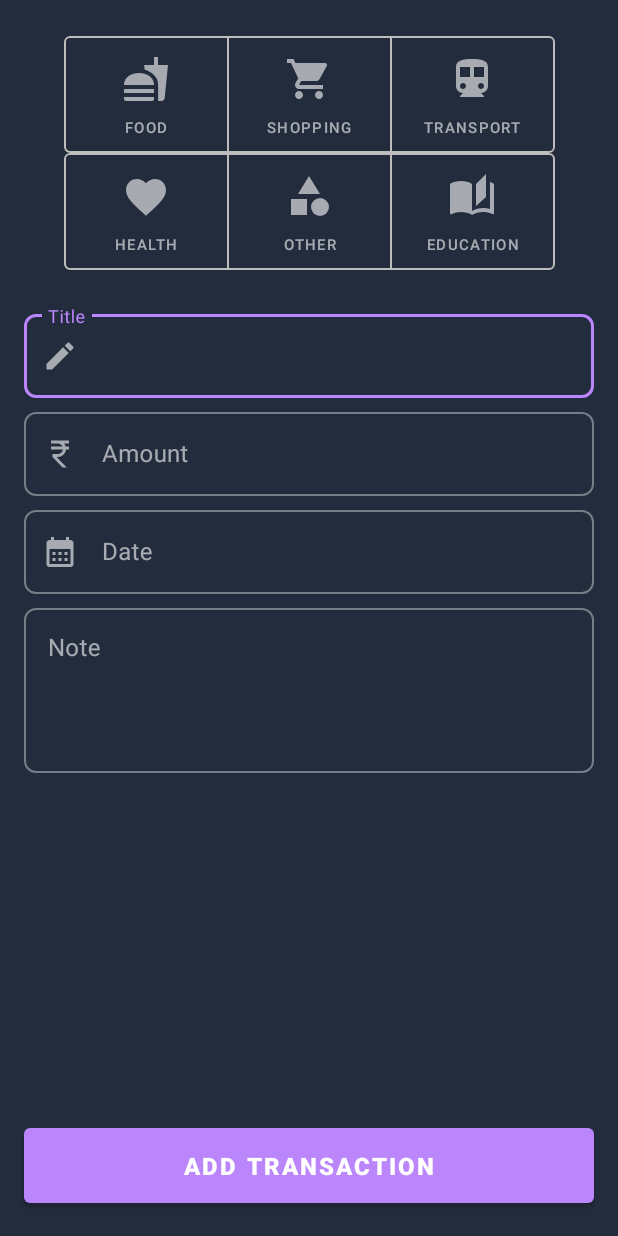
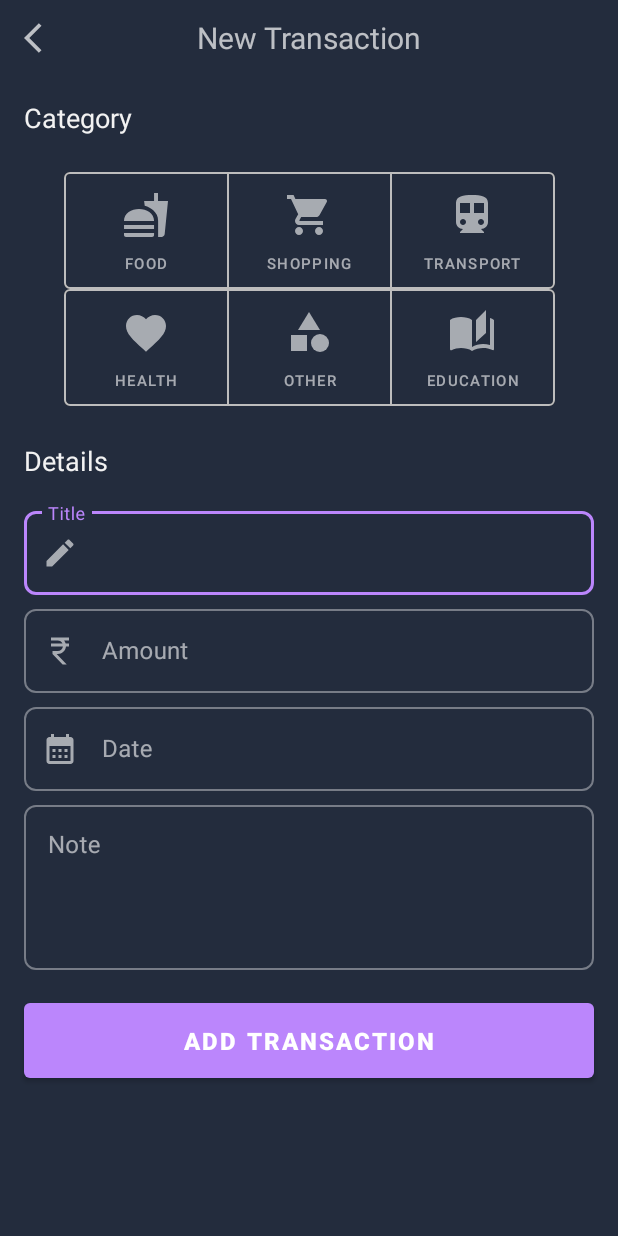
Before and after one commit to rishavchanda/Buckoid-Android-App, an Android app: the AddExpense screen opened directly, with no data from a screen before it, on a phone screen of 412 x 824 dp. Run offline under Robolectric (Android 15) with nearby library versions, the phone set to English and light mode, and no system bars.

```diff
--- a/app/src/main/java/com/example/trackback/fragments/AddExpense.kt
+++ b/app/src/main/java/com/example/trackback/fragments/AddExpense.kt
@@ -5,6 +5,7 @@ import androidx.fragment.app.Fragment
 import android.view.LayoutInflater
 import android.view.View
 import android.view.ViewGroup
+import androidx.navigation.Navigation
 import com.example.trackback.R
 import com.example.trackback.databinding.FragmentAddExpenseBinding
 
@@ -16,7 +17,7 @@ class AddExpense : Fragment() {
     ): View? {
         // Inflate the layout for this fragment
         val binding =  FragmentAddExpenseBinding.inflate(inflater, container, false)
-        //binding.selector1.
+        binding.back.setOnClickListener { Navigation.findNavController(binding.root).navigate(R.id.action_addExpense_to_mainActivity2) }
         return binding.root
     }
 
--- /dev/null
+++ b/app/src/main/res/drawable/ic_baseline_arrow_back_ios_24.xml
@@ -0,0 +1,11 @@
+<vector xmlns:android="http://schemas.android.com/apk/res/android"
+    android:width="24dp"
+    android:height="24dp"
+    android:viewportWidth="24"
+    android:viewportHeight="24"
+    android:tint="?attr/colorControlNormal"
+    android:autoMirrored="true">
+  <path
+      android:fillColor="@android:color/white"
+      android:pathData="M11.67,3.87L9.9,2.1 0,12l9.9,9.9 1.77,-1.77L3.54,12z"/>
+</vector>
--- /dev/null
+++ b/app/src/main/res/drawable/ic_baseline_edit_note_24.xml
@@ -0,0 +1,10 @@
+<vector xmlns:android="http://schemas.android.com/apk/res/android"
+    android:width="24dp"
+    android:height="24dp"
+    android:viewportWidth="24"
+    android:viewportHeight="24"
+    android:tint="?attr/colorControlNormal">
+  <path
+      android:fillColor="@android:color/white"
+      android:pathData="M3,10h11v2H3V10zM3,8h11V6H3V8zM3,16h7v-2H3V16zM18.01,12.87l0.71,-0.71c0.39,-0.39 1.02,-0.39 1.41,0l0.71,0.71c0.39,0.39 0.39,1.02 0,1.41l-0.71,0.71L18.01,12.87zM17.3,13.58l-5.3,5.3V21h2.12l5.3,-5.3L17.3,13.58z"/>
+</vector>
--- a/app/src/main/res/layout/fragment_add_expense.xml
+++ b/app/src/main/res/layout/fragment_add_expense.xml
@@ -1,5 +1,5 @@
 <?xml version="1.0" encoding="utf-8"?>
-<androidx.constraintlayout.widget.ConstraintLayout xmlns:android="http://schemas.android.com/apk/res/android"
+<ScrollView xmlns:android="http://schemas.android.com/apk/res/android"
     xmlns:tools="http://schemas.android.com/tools"
     android:layout_width="match_parent"
     android:layout_height="match_parent"
@@ -7,13 +7,64 @@
     android:background="@color/background"
     tools:context=".fragments.AddExpense">
 
+    <androidx.constraintlayout.widget.ConstraintLayout
+        android:layout_width="match_parent"
+        android:layout_height="wrap_content">
+
+
+
+    <androidx.constraintlayout.widget.ConstraintLayout
+        android:id="@+id/topBar"
+        android:layout_width="match_parent"
+        android:layout_height="50dp"
+        app:layout_constraintStart_toStartOf="parent"
+        app:layout_constraintEnd_toEndOf="parent"
+        app:layout_constraintTop_toTopOf="parent"
+        >
+        <TextView
+            android:layout_width="match_parent"
+            android:layout_height="match_parent"
+            android:text="New Transaction"
+            android:gravity="center"
+            android:textSize="20sp"
+            />
+
+        <ImageView
+            android:id="@+id/back"
+            android:layout_width="24dp"
+            android:layout_height="24dp"
+            android:backgroundTint="#0000ffff"
+            android:layout_marginStart="16dp"
+            android:src="@drawable/ic_baseline_arrow_back_ios_24"
+            app:layout_constraintBottom_toBottomOf="parent"
+            app:layout_constraintStart_toStartOf="parent"
+            app:layout_constraintTop_toTopOf="parent" />
+
+
+
+    </androidx.constraintlayout.widget.ConstraintLayout>
+
+
+    <TextView
+        android:id="@+id/text1"
+        android:layout_width="wrap_content"
+        android:layout_height="wrap_content"
+        android:textSize="18sp"
+        android:layout_marginStart="16dp"
+        android:text="Category"
+        android:textColor="@color/textPrimary"
+        android:layout_marginTop="16dp"
+        app:layout_constraintTop_toBottomOf="@+id/topBar"
+        app:layout_constraintStart_toStartOf="parent"
+        />
+
     <com.google.android.material.button.MaterialButtonToggleGroup
         android:id="@+id/selector1"
         android:layout_width="wrap_content"
         android:layout_height="wrap_content"
         app:layout_constraintEnd_toEndOf="parent"
         app:layout_constraintStart_toStartOf="parent"
-        app:layout_constraintTop_toTopOf="parent"
+        app:layout_constraintTop_toBottomOf="@+id/text1"
         android:layout_margin="16dp"
         android:padding="2dp"
         app:selectionRequired="true"
@@ -113,6 +164,18 @@
 
     </com.google.android.material.button.MaterialButtonToggleGroup>
 
+    <TextView
+        android:id="@+id/text2"
+        android:layout_width="wrap_content"
+        android:layout_height="wrap_content"
+        android:textSize="18sp"
+        android:layout_marginStart="16dp"
+        android:text="Details"
+        android:textColor="@color/textPrimary"
+        android:layout_marginTop="16dp"
+        app:layout_constraintTop_toBottomOf="@+id/selector2"
+        app:layout_constraintStart_toStartOf="parent"
+        />
     <com.google.android.material.textfield.TextInputLayout
         android:id="@+id/title"
         android:layout_width="match_parent"
@@ -120,7 +183,7 @@
         android:hint="Title"
         app:startIconDrawable="@drawable/ic_baseline_edit_24"
         android:layout_margin="16dp"
-        app:layout_constraintTop_toBottomOf="@id/selector2"
+        app:layout_constraintTop_toBottomOf="@id/text2"
         app:boxCornerRadiusTopEnd="8dp"
         app:boxCornerRadiusBottomStart="8dp"
         app:boxCornerRadiusTopStart="8dp"
@@ -206,8 +269,10 @@
         android:layout_height="62dp"
         android:layout_margin="16dp"
         app:layout_constraintBottom_toBottomOf="parent"
+        app:layout_constraintTop_toBottomOf="@+id/note"
         android:text="Add Transaction"
         android:textSize="16sp"
         android:textStyle="bold"
         />
-</androidx.constraintlayout.widget.ConstraintLayout>
+    </androidx.constraintlayout.widget.ConstraintLayout>
+</ScrollView>
--- a/app/src/main/res/navigation/full_screen_nav.xml
+++ b/app/src/main/res/navigation/full_screen_nav.xml
@@ -9,5 +9,14 @@
         android:id="@+id/addExpense"
         android:name="com.example.trackback.fragments.AddExpense"
         android:label="fragment_add_expense"
-        tools:layout="@layout/fragment_add_expense" />
+        tools:layout="@layout/fragment_add_expense" >
+        <action
+            android:id="@+id/action_addExpense_to_mainActivity2"
+            app:destination="@id/mainActivity2" />
+    </fragment>
+    <activity
+        android:id="@+id/mainActivity2"
+        android:name="com.example.trackback.MainActivity"
+        android:label="activity_main"
+        tools:layout="@layout/activity_main" />
 </navigation>
```
